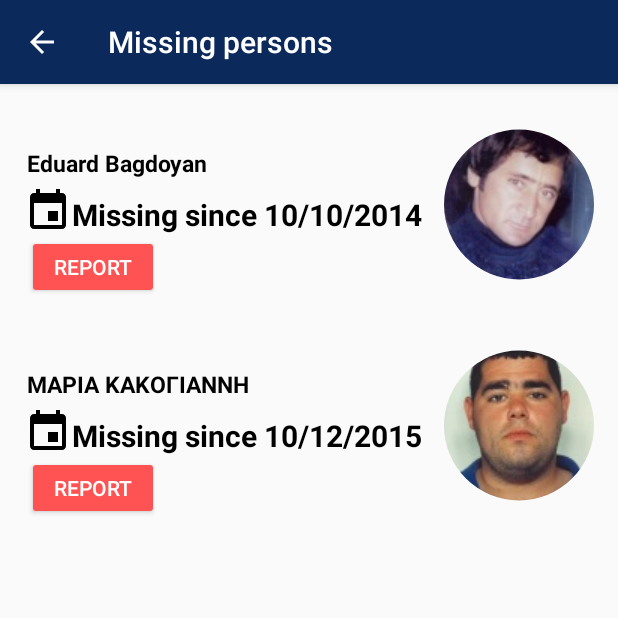
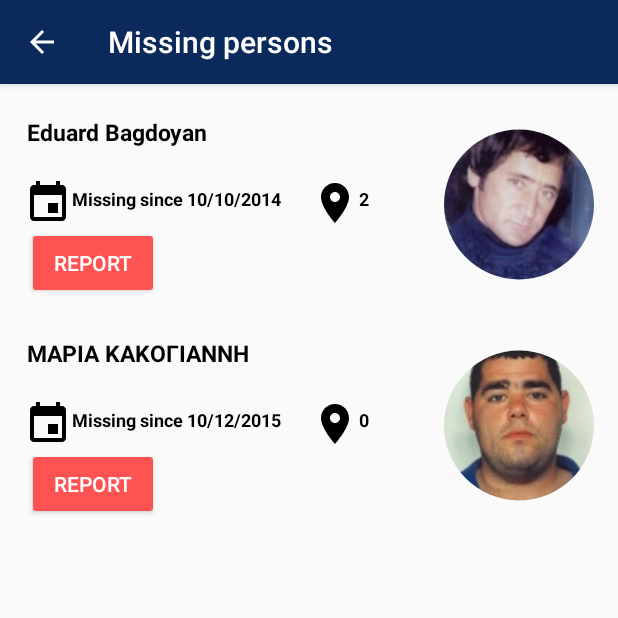
Before and after one commit to OpenDataCyprus/Dirty-Bits, an Android app: the MissingPersons screen opened directly, with no data from a screen before it, on a phone screen of 412 x 824 dp, the top half of it. Run offline under Robolectric (Android 15) with nearby library versions, the phone set to English and light mode, and no system bars; our stand-ins replace CircleImageView; plain views replace AutofitTextView.

Commit message:
Modified pictures

```diff
--- a/SpottedApp/app/build.gradle
+++ b/SpottedApp/app/build.gradle
@@ -25,6 +25,9 @@ android {
 }
 
 dependencies {
+    repositories {
+        maven { url "https://jitpack.io" }
+    }
     compile fileTree(dir: 'libs', include: ['*.jar'])
     testCompile 'junit:junit:4.12'
    compile 'com.android.support:multidex:1.0.0'
@@ -34,5 +37,6 @@ dependencies {
     compile 'de.hdodenhof:circleimageview:2.1.0'
     compile 'com.android.support:support-v4:23.4.0'
     compile 'com.google.android.gms:play-services:9.4.0'
+    compile 'com.github.TR4Android:AndroidSlidingUpPanel:3.2.1'
 
 }
--- a/SpottedApp/app/src/main/java/com/dirtybits/spotted/Adapters/AdapterMissingPerson.java
+++ b/SpottedApp/app/src/main/java/com/dirtybits/spotted/Adapters/AdapterMissingPerson.java
@@ -39,7 +39,7 @@ public class AdapterMissingPerson extends RecyclerView.Adapter<ViewHolderMissing
         missingPerson.setFullName("Eduard Bagdoyan");
         missingPerson.setTimesSpotted(2);
         missingPerson.setType(Type.MissingPerson);
-        missingPerson.setDescription("tersrewrewrewrewreewrewrewrewr");
+        missingPerson.setDescription("Eduard Bagdoyan, 58χρόνων, από τη Γεωργία, ελλείπει από το χώρο διαμονής του στη Λευκωσία από την 1η Μαρτίου, 2012. Ο Bagdoyan περιγράφεται ως ύψους 1.70μ. μέτριας σωματικής διάπλασης, με γκρίζα μαλιά και καστανά μάτια και κατά την τελευταία φορά που θεάθηκε φορούσε παντελόνι τζιν και μπεζ ζακέτα. Παρακαλείται, οποιοσδήποτε γνωρίζει οτιδήποτε που θα μπορούσε να βοηθήσει στον εντοπισμό του να επικοινωνήσει με το ΤΑΕ Λευκωσίας ή με τον πλησιέστερο Αστυνομικό Σταθμό ή με τη γραμμή επικοινωνίας του πολίτη στον αριθμό 1460");
         Bitmap icon = BitmapFactory.decodeResource(context.getResources(),
                 R.drawable.pelopidas);
         missingPerson.setPhotograph(icon);
--- a/SpottedApp/app/src/main/res/layout/person_row.xml
+++ b/SpottedApp/app/src/main/res/layout/person_row.xml
@@ -19,17 +19,16 @@
             android:id="@+id/textViewName"
             android:layout_width="match_parent"
             android:layout_height="wrap_content"
-            android:layout_above="@+id/linearLayout2"
-            android:layout_alignParentStart="true"
             android:layout_marginLeft="2dp"
-            android:layout_toStartOf="@+id/imageButtonPicture"
             android:maxLines="2"
             android:singleLine="false"
             android:text="MARIEL RANDJANY BAMUNU MUDIYANSECAGE"
             android:textColor="@color/abc_search_url_text_pressed"
             android:textIsSelectable="true"
             android:textSize="15dp"
-            android:textStyle="bold">
+            android:textStyle="bold"
+            android:layout_alignParentTop="true"
+            android:layout_alignEnd="@+id/linearLayout2">
 
         </me.grantland.widget.AutofitTextView>
 
@@ -52,18 +51,18 @@
             style="@style/Widget.AppCompat.Button.Colored"
             android:layout_width="wrap_content"
             android:layout_height="wrap_content"
-            android:layout_alignStart="@+id/textViewName"
-            android:layout_below="@+id/linearLayout2"
             android:text="report"
-            android:onClick="ReportPerson"/>
+            android:onClick="ReportPerson"
+            android:layout_alignParentBottom="true"
+            android:layout_alignStart="@+id/textViewName" />
 
         <LinearLayout
             android:id="@+id/linearLayout2"
             android:layout_width="match_parent"
             android:layout_height="wrap_content"
+            android:orientation="horizontal"
+            android:layout_above="@+id/buttonReport"
             android:layout_alignParentStart="true"
-            android:layout_centerVertical="true"
-            android:orientation="horizontal"
             android:layout_toStartOf="@+id/imageButtonPicture">
 
             <ImageView
@@ -82,7 +81,7 @@
                 android:layout_marginTop="10dp"
                 android:text="15/10/2001"
                 android:textColor="@color/abc_search_url_text_pressed"
-                android:textSize="20dp"
+                android:textSize="12dp"
                 android:textStyle="bold" />
 
             <ImageView
@@ -101,7 +100,7 @@
                 android:autoText="true"
                 android:text="2"
                 android:textColor="@color/abc_search_url_text_pressed"
-                android:textSize="20dp"
+                android:textSize="12dp"
                 android:textStyle="bold" />
         </LinearLayout>
 
```
Also changed, not shown: SpottedApp/app/src/main/java/com/dirtybits/spotted/Activities/ReportMap.java (+7 -0 lines), SpottedApp/app/src/main/res/layout/activity_report_map.xml (+34 -2 lines), SpottedApp/app/src/main/res/layout/test.xml (added, +37 -0 lines), 2 other files.
